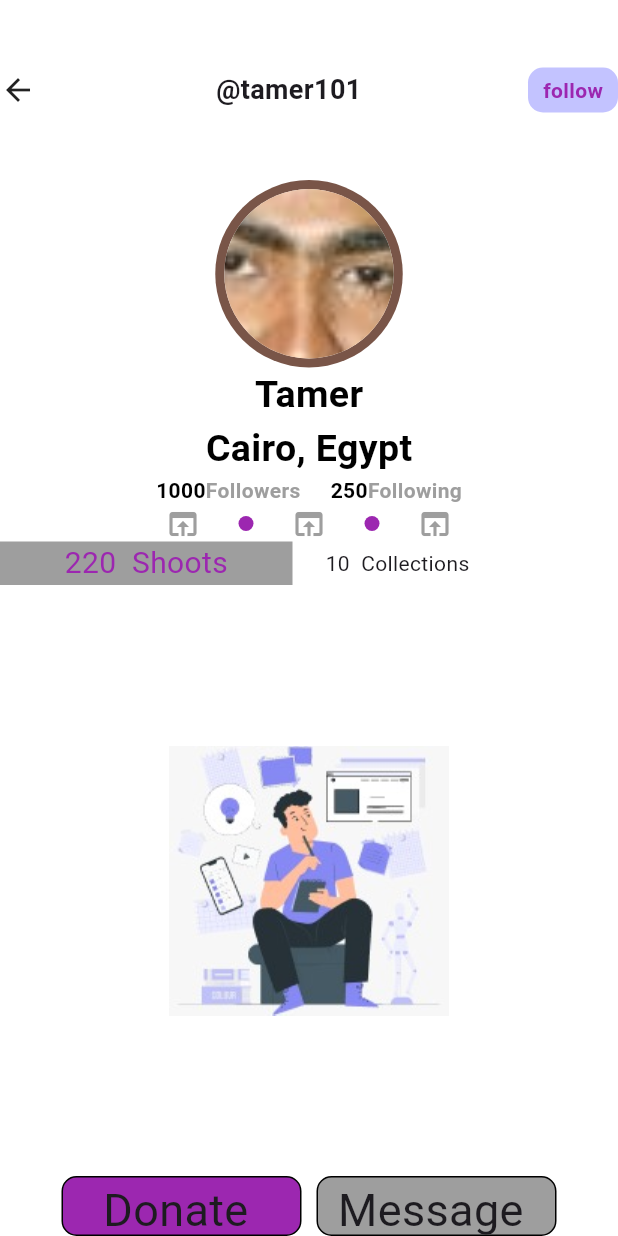
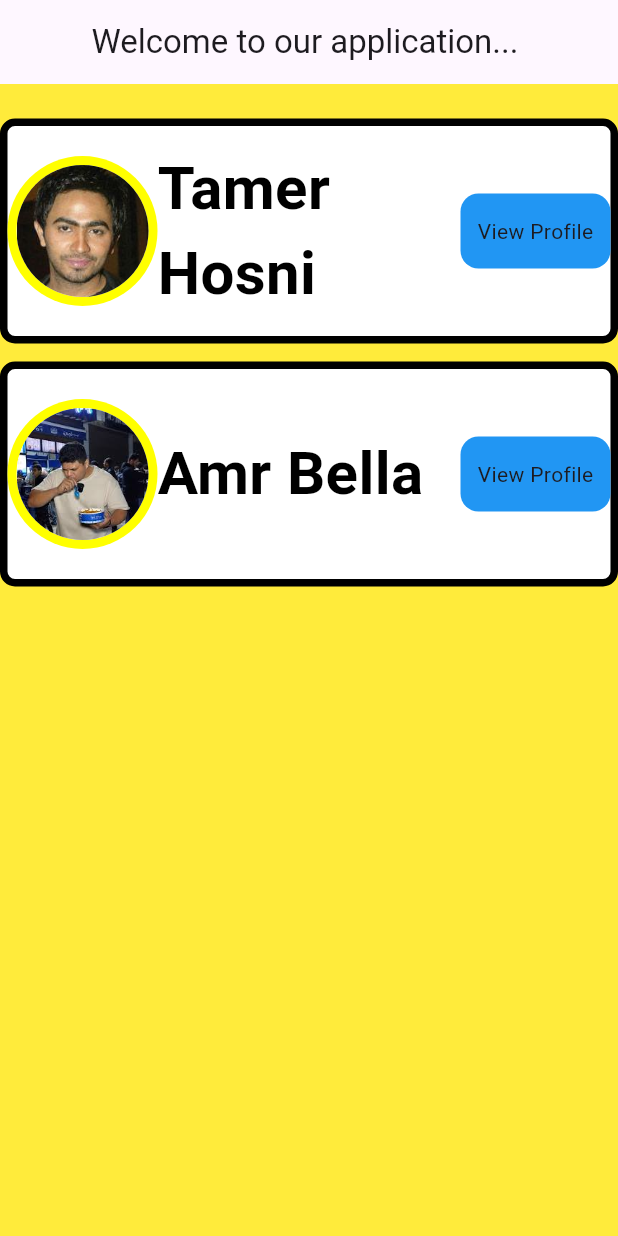
Before and after one commit to ZakariaAshraf/DEPI-Progress-Tracker, a Flutter app: the screen it shows after launch, on a phone screen of 412 x 824 dp. Run offline on Flutter 3.47's test engine with Material 3 defaults, Android fonts, the phone set to English and light mode, and no system bars.

Commit message:
Make new welcome Screen   implement screen that contain a contacts   make a contact custom widget as a card contain a user picture and name   using a navigator and pass variables between 2 screens using arguments

```diff
--- /dev/null
+++ b/lib/contact_widget.dart
@@ -0,0 +1,54 @@
+import 'package:flutter/material.dart';
+import 'package:flutter_task_2/user.dart';
+
+import 'home_page.dart';
+
+class UserCard extends StatelessWidget {
+  final User user;
+  const UserCard({Key? key, required this.user}) : super(key: key);
+
+  @override
+  Widget build(BuildContext context) {
+    return Container(
+      width: double.infinity,
+      height: 150,
+      decoration: BoxDecoration(
+        color: Colors.white,
+        border: Border.all(color: Colors.black,width: 5,),
+        borderRadius: BorderRadius.circular(10),
+      ),
+      child: Row(
+        mainAxisAlignment: MainAxisAlignment.spaceBetween,
+        children: [
+          Container(
+            padding: const EdgeInsets.all(6),
+            width: 100,
+            height: 100,
+            decoration: const BoxDecoration(
+              color: Colors.yellowAccent,
+              shape: BoxShape.circle,
+            ),
+            child:  CircleAvatar(
+              foregroundImage: AssetImage(
+                user.image!,
+              ),
+              backgroundColor: Colors.white,
+            ),
+          ),
+          Expanded(child: Text(user.name,style: TextStyle(color: Colors.black,fontSize: 40,fontWeight: FontWeight.bold),)),
+          GestureDetector(
+            onTap: () {
+              Navigator.pushNamed(context, HomePage.routeName,arguments: Arguments(user: user));
+            },
+            child: Container(
+              child:  Center(child: Text("View Profile")),
+              width: 100,
+              height: 50,
+              decoration: BoxDecoration(color: Colors.blue,borderRadius:BorderRadius.circular(12)) ,
+            ),
+          ),
+        ],
+      ),
+    );
+  }
+}
--- a/lib/custom_app_bar.dart
+++ b/lib/custom_app_bar.dart
@@ -3,7 +3,7 @@ import 'package:flutter/material.dart';
 import 'package:flutter_task_2/user.dart';
 
 class MyAppBar extends StatelessWidget implements PreferredSizeWidget {
-  final String title;
+  final String ?title;
   const MyAppBar({Key? key, required this.title}) : super(key: key);
 
   @override
@@ -14,13 +14,13 @@ class MyAppBar extends StatelessWidget implements PreferredSizeWidget {
       child: Row(
        // mainAxisAlignment: MainAxisAlignment.start,
         children: [
-          const Icon(Icons.arrow_back_outlined),
+           IconButton( onPressed: () {  Navigator.pop(context);},icon:Icon(Icons.arrow_back_outlined) ,),
           const SizedBox(
             width: 120,
           ),
           Expanded(
             child: Text(
-              title,
+              title!,
               style: const TextStyle(fontWeight: FontWeight.bold, fontSize: 18),
             ),
           ),
--- a/lib/home_page.dart
+++ b/lib/home_page.dart
@@ -1,17 +1,21 @@
 import 'package:flutter/material.dart';
 import 'package:flutter_task_2/custom_app_bar.dart';
 import 'package:flutter_task_2/user.dart';
+import 'package:flutter_task_2/welcome_screen.dart';
 
 class HomePage extends StatelessWidget {
-  final User user;
-  HomePage({super.key, required this.user});
+  static String routeName="HomePage";
+  HomePage({super.key,});
 
 
   @override
   Widget build(BuildContext context) {
+
+    final args = ModalRoute.of(context)!.settings.arguments as Arguments;
+
     return Scaffold(
       backgroundColor: Colors.white,
-      appBar:  MyAppBar(title: user.userName),
+      appBar:  MyAppBar(title: args.user.userName),
       body: Column(
         mainAxisAlignment: MainAxisAlignment.start,
         crossAxisAlignment: CrossAxisAlignment.stretch,
@@ -26,19 +30,19 @@ class HomePage extends StatelessWidget {
             ),
             child:  CircleAvatar(
               foregroundImage: AssetImage(
-                user.image!,
+                args.user.image!,
               ),
               backgroundColor: Colors.white,
             ),
           ),
            Column(
             children: [
-              Text(user.name,
+              Text(args.user.name,
                   style: TextStyle(
                       color: Colors.black,
                       fontWeight: FontWeight.bold,
                       fontSize: 25)),
-              Text(user.address,
+              Text(args.user.address,
                   style: TextStyle(
                       color: Color.fromRGBO(0, 0, 0, 130),
                       fontWeight: FontWeight.bold,
@@ -49,7 +53,7 @@ class HomePage extends StatelessWidget {
             mainAxisAlignment: MainAxisAlignment.center,
             children: [
               Text(
-                user.followers.toString(),
+                args.user.followers.toString(),
                 style:
                     TextStyle(fontWeight: FontWeight.bold, color: Colors.black),
               ),
@@ -62,7 +66,7 @@ class HomePage extends StatelessWidget {
                 width: 20,
               ),
               Text(
-                user.following.toString(),
+                args.user.following.toString(),
                 style:
                     TextStyle(fontWeight: FontWeight.bold, color: Colors.black),
               ),
@@ -167,3 +171,7 @@ class HomePage extends StatelessWidget {
     );
   }
 }
+class Arguments{
+  final User user;
+  Arguments({required this.user});
+}
--- a/lib/main.dart
+++ b/lib/main.dart
@@ -1,6 +1,7 @@
 import 'package:flutter/material.dart';
 import 'package:flutter_task_2/home_page.dart';
 import 'package:flutter_task_2/user.dart';
+import 'package:flutter_task_2/welcome_screen.dart';
 
 void main() {
   runApp(const MyApp());
@@ -16,7 +17,12 @@ class MyApp extends StatelessWidget {
     return  MaterialApp(
       debugShowCheckedModeBanner: false,
       title: 'Flutter Task 2',
-      home:HomePage(user: user1,),
+      //home: HomePage(user: user1,),
+      initialRoute: WelcomeScreen.routeName,
+      routes: {
+        WelcomeScreen.routeName:(context)=>WelcomeScreen(),
+        HomePage.routeName:(context)=>HomePage(),
+      },
     );
   }
 }
--- a/lib/user.dart
+++ b/lib/user.dart
@@ -1,4 +1,3 @@
-
 class User {
   int id;
   String userName;
@@ -16,6 +15,48 @@ class User {
       this.address = "",
       this.followers = 0,
       this.following = 0});
+
+  static List<User> users = [
+    User(
+        id: 1,
+        name: "Tamer",
+        address: "Cairo, Egypt",
+        image: "assets/images/tamer_hosni.jpg",
+        followers: 1000,
+        following: 250,
+        userName: "@tamer101"),
+    User(
+        id: 2,
+        name: "za",
+        address: "Cairo, Egypt",
+        image: "assets/images/tamer_hosni.jpg",
+        followers: 1000,
+        following: 250,
+        userName: "@tamer101"),
+    User(
+        id: 3,
+        name: "mer",
+        address: "Cairo, Egypt",
+        image: "assets/images/tamer_hosni.jpg",
+        followers: 1000,
+        following: 250,
+        userName: "@tamer101"),
+    User(
+        id: 4,
+        name: "Tam",
+        address: "Cairo, Egypt",
+        image: "assets/images/tamer_hosni.jpg",
+        followers: 1000,
+        following: 250,
+        userName: "@tamer101"),
+    User(
+        id: 5,
+        name: "Taer",
+        address: "Cairo, Egypt",
+        image: "assets/images/tamer_hosni.jpg",
+        followers: 1000,
+        following: 250,
+        userName: "@tamer101"),
+  ];
+
 }
-
-// User user =User(id: 1, name: "Tamer", address: "Cairo, Egypt",image:"assets/images/tamer_hosni.jpg",followers: 1000,following: 250, userName: "@tamer101" );
--- /dev/null
+++ b/lib/welcome_screen.dart
@@ -0,0 +1,30 @@
+import 'package:flutter/cupertino.dart';
+import 'package:flutter/material.dart';
+import 'package:flutter_task_2/home_page.dart';
+import 'package:flutter_task_2/user.dart';
+
+import 'contact_widget.dart';
+
+class WelcomeScreen extends StatelessWidget {
+  const WelcomeScreen({Key? key,}) : super(key: key);
+  static String routeName="WelcomeScreen";
+  @override
+  Widget build(BuildContext context) {
+    return Scaffold(
+      appBar: AppBar(
+        centerTitle: true,
+        title: Text("Welcome to our application... "),
+      ),
+      backgroundColor: Colors.yellow,
+      body: Column(
+        children: [
+          SizedBox(height: 23,),
+          UserCard(user: User(userName:"@tamer101" , id: 1, name: 'Tamer Hosni',address: "Cairo ,Egypt",image:"assets/images/tamer_hosni.jpg",following: 200,followers: 1000)),
+          SizedBox(height: 12,),
+          UserCard(user: User(userName:"@amr102" , id: 2, name: 'Amr Bella',address: "Cairo ,Egypt",image:"assets/images/amr_bella.jpeg",following: 20,followers: 100)),
+
+        ],
+      ),
+    );
+  }
+}
```
Lines whose indentation alone changed are shown as unchanged.
